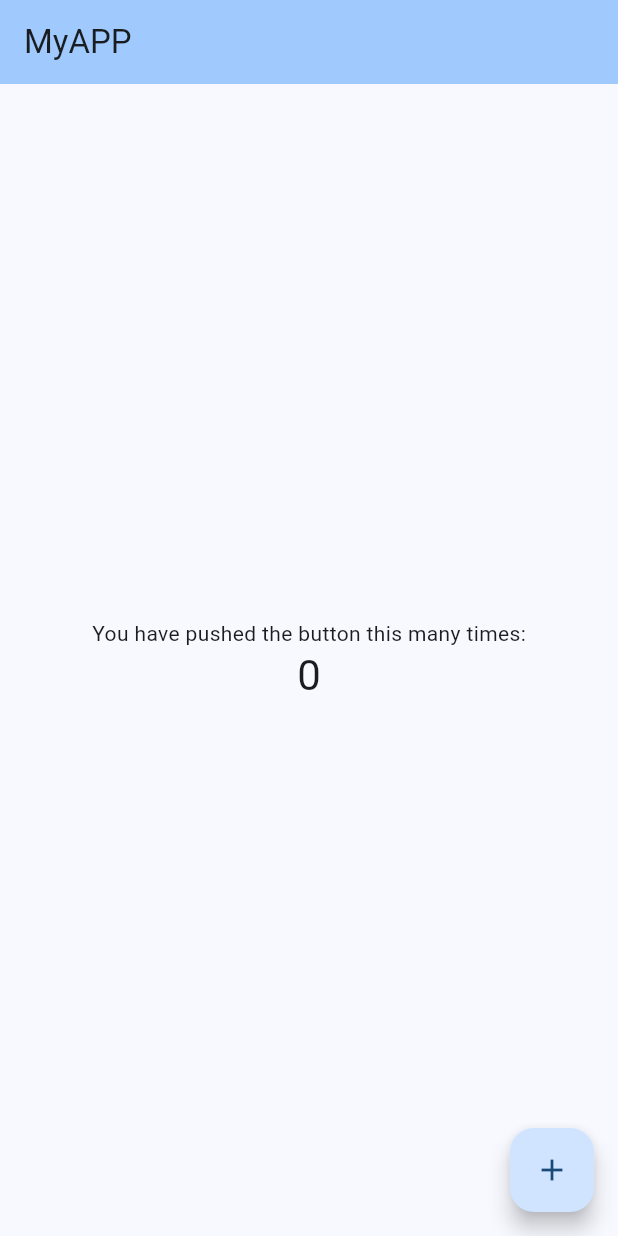
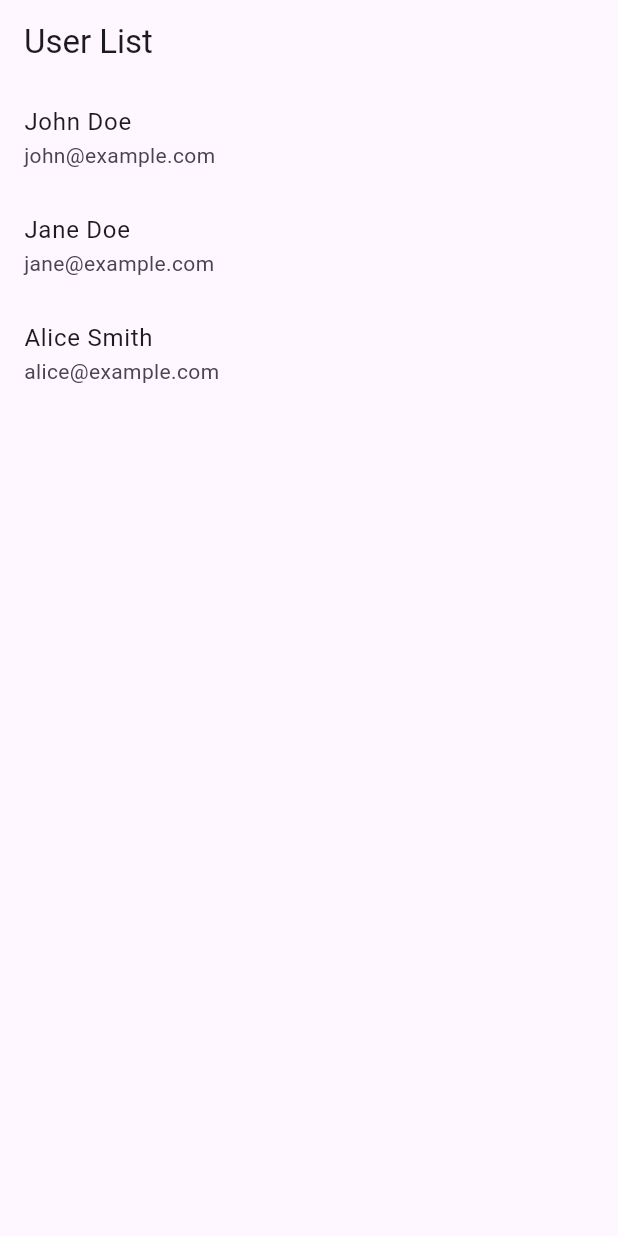
Before and after one commit to gabrielrdeveloper/FlutterUserSystem, a Flutter app: the screen it shows after launch, on a phone screen of 412 x 824 dp. Run offline on Flutter 3.47's test engine with Material 3 defaults, Android fonts, the phone set to English and light mode, and no system bars.

Commit message:
Lista de Usuários de dados mockados funcionando

```diff
--- /dev/null
+++ b/lib/app.dart
@@ -0,0 +1,26 @@
+import 'package:flutter/material.dart';
+import 'views/user_list_view.dart';
+import 'services/local_user_service.dart';
+import 'models/mock_user_data.dart';
+
+class MyApp extends StatelessWidget {
+  final LocalUserService userService;
+
+// O serviço é injetado no MyApp
+  const MyApp({Key? key, required this.userService}) : super(key: key);
+
+  @override
+  Widget build(BuildContext context) {
+    return MaterialApp(
+      title: 'User Management App',
+      theme: ThemeData(
+        primarySwatch: Colors.blue,
+        visualDensity: VisualDensity.adaptivePlatformDensity,
+      ),
+      initialRoute: '/userList',
+      routes: {
+        '/userList': (context) => UserListView(userService: userService),
+      },
+    );
+  }
+}
--- a/lib/main.dart
+++ b/lib/main.dart
@@ -1,100 +1,11 @@
 import 'package:flutter/material.dart';
+import 'app.dart';
+import 'services/local_user_service.dart';
+import 'models/mock_user_data.dart';
 
 void main() {
-  //Thats a widget
-  runApp(const MyApp());
+  // Inicialize o serviço com os dados mockados
+  final userService = LocalUserService(initialUsers: MockUserData.users);
+
+  runApp(MyApp(userService: userService));
 }
-
-class MyApp extends StatelessWidget {
-  const MyApp({super.key});
-  @override
-  Widget build(BuildContext context) {
-    return MaterialApp(
-      title: 'Flutter Demo',
-      theme: ThemeData(
-        colorScheme: ColorScheme.fromSeed(seedColor: Colors.blue),
-        useMaterial3: true,
-      ),
-      home: const MyHomePage(title: 'MyAPP'),
-    );
-  }
-}
-
-class MyHomePage extends StatefulWidget {
-  const MyHomePage({super.key, required this.title});
-
-  final String title;
-
-  @override
-  State<MyHomePage> createState() => _MyHomePageState();
-}
-
-class _MyHomePageState extends State<MyHomePage> {
-  int _counter = 0;
-
-  void _incrementCounter() {
-    setState(() {
-      // This call to setState tells the Flutter framework that something has
-      // changed in this State, which causes it to rerun the build method below
-      // so that the display can reflect the updated values. If we changed
-      // _counter without calling setState(), then the build method would not be
-      // called again, and so nothing would appear to happen.
-      _counter++;
-    });
-  }
-
-  @override
-  Widget build(BuildContext context) {
-    // This method is rerun every time setState is called, for instance as done
-    // by the _incrementCounter method above.
-    //
-    // The Flutter framework has been optimized to make rerunning build methods
-    // fast, so that you can just rebuild anything that needs updating rather
-    // than having to individually change instances of widgets.
-    return Scaffold(
-      appBar: AppBar(
-        // TRY THIS: Try changing the color here to a specific color (to
-        // Colors.amber, perhaps?) and trigger a hot reload to see the AppBar
-        // change color while the other colors stay the same.
-        backgroundColor: Theme.of(context).colorScheme.inversePrimary,
-        // Here we take the value from the MyHomePage object that was created by
-        // the App.build method, and use it to set our appbar title.
-        title: Text(widget.title),
-      ),
-      body: Center(
-        // Center is a layout widget. It takes a single child and positions it
-        // in the middle of the parent.
-        child: Column(
-          // Column is also a layout widget. It takes a list of children and
-          // arranges them vertically. By default, it sizes itself to fit its
-          // children horizontally, and tries to be as tall as its parent.
-          //
-          // Column has various properties to control how it sizes itself and
-          // how it positions its children. Here we use mainAxisAlignment to
-          // center the children vertically; the main axis here is the vertical
-          // axis because Columns are vertical (the cross axis would be
-          // horizontal).
-          //
-          // TRY THIS: Invoke "debug painting" (choose the "Toggle Debug Paint"
-          // action in the IDE, or press "p" in the console), to see the
-          // wireframe for each widget.
-          mainAxisAlignment: MainAxisAlignment.center,
-          children: <Widget>[
-            const Text(
-              'You have pushed the button this many times:',
-            ),
-            Text(
-              '$_counter',
-              style: Theme.of(context).textTheme.headlineMedium,
-            ),
-          ],
-        ),
-      ),
-      floatingActionButton: FloatingActionButton(
-        onPressed: _incrementCounter,
-        tooltip: 'Increment',
-        child: const Icon(Icons.add),
-      ), // This trailing comma makes auto-formatting nicer for build methods.
-    );
-  }
-}
--- /dev/null
+++ b/lib/models/mock_user_data.dart
@@ -0,0 +1,9 @@
+import '../models/user.dart';
+
+class MockUserData {
+  static final List<User> users = [
+    User(uid: '1', name: 'John Doe', email: 'john@example.com'),
+    User(uid: '2', name: 'Jane Doe', email: 'jane@example.com'),
+    User(uid: '3', name: 'Alice Smith', email: 'alice@example.com'),
+  ];
+}
--- /dev/null
+++ b/lib/repositories/local_user_repository.dart
@@ -0,0 +1,36 @@
+import '../models/user.dart';
+import '../repositories/user_repository.dart';
+
+class LocalUserRepository implements UserRepository {
+  final List<User> _users = [];
+
+  @override
+  Future<void> addUser(User user) async {
+    _users.add(user);
+  }
+
+  @override
+  Future<User> getUser(String uid) async {
+    return _users.firstWhere((user) => user.uid == uid, orElse: () => throw Exception('User not found'));
+  }
+
+  @override
+  Future<void> updateUser(User user) async {
+    int index = _users.indexWhere((u) => u.uid == user.uid);
+    if (index != -1) {
+      _users[index] = user;
+    } else {
+      throw Exception('User not found');
+    }
+  }
+
+  @override
+  Future<void> deleteUser(User user) async {
+    _users.removeWhere((u) => u.uid == user.uid);
+  }
+
+  @override
+  Future<List<User>> getUsers() async {
+    return _users;
+  }
+}
--- a/lib/repositories/user_repository.dart
+++ b/lib/repositories/user_repository.dart
@@ -2,10 +2,12 @@
 //como salvar, atualizar, deletar e buscar usuários. e posteriormente implementar base de dados firebase.
 
 //future<void> é uma funcao assincrona que não retorna nada.
+import '../models/user.dart';
+
 abstract class UserRepository {
   Future<void> addUser(User user);
+  Future<User> getUser(String id);
   Future<void> updateUser(User user);
   Future<void> deleteUser(User user);
-  Future<User> getUser(String id);
   Future<List<User>> getUsers();
 }
--- a/lib/services/local_user_service.dart
+++ b/lib/services/local_user_service.dart
@@ -2,23 +2,36 @@ import '../models/user.dart';
 import '../repositories/user_repository.dart';
 
 class LocalUserService implements UserRepository {
-  final List<User> _users = [];
+  final List<User> _users;
 
+  LocalUserService({List<User>? initialUsers}) : _users = initialUsers ?? [];
+
+  //Create
   @override
   Future<void> addUser(User user) async {
     _users.add(user);
   }
-
+  //Read
+  @override
+  Future<User> getUser(String id) async {
+    return _users.firstWhere((user) => user.uid == id, orElse: () => throw Exception('User not found'));
+  }
+  //Update
+  @override
+  Future<void> updateUser(User user) async {
+    final index = _users.indexWhere((u) => u.uid == user.uid);
+    if (index == -1) {
+      throw Exception('User not found');
+    }
+    _users[index] = user;
+  }
+  //Delete
   @override
   Future<void> deleteUser(User user) async {
     _users.remove(user);
   }
 
-  @override
-  Future<User> getUser(String id) async {
-    return _users.firstWhere((user) => user.uid == id);
-  }
-
+  //Get all users
   @override
   Future<List<User>> getUsers() async {
     return _users;
--- /dev/null
+++ b/lib/views/user_list_view.dart
@@ -0,0 +1,39 @@
+// views/user_list_view.dart
+import 'package:flutter/material.dart';
+import '../services/local_user_service.dart';
+import '../models/user.dart';
+
+class UserListView extends StatelessWidget {
+  final LocalUserService userService;
+
+  UserListView({required this.userService});
+
+  @override
+  Widget build(BuildContext context) {
+    return Scaffold(
+      appBar: AppBar(title: Text('User List')),
+      body: FutureBuilder<List<User>>(
+        future: userService.getUsers(),
+        builder: (context, snapshot) {
+          if (snapshot.connectionState == ConnectionState.waiting) {
+            return Center(child: CircularProgressIndicator());
+          }
+          if (snapshot.hasError) {
+            return Center(child: Text('Error: ${snapshot.error}'));
+          }
+          final users = snapshot.data ?? [];
+          return ListView.builder(
+            itemCount: users.length,
+            itemBuilder: (context, index) {
+              final user = users[index];
+              return ListTile(
+                title: Text(user.name),
+                subtitle: Text(user.email),
+              );
+            },
+          );
+        },
+      ),
+    );
+  }
+}
```
Also changed, not shown: lib/models/user.dart (+18 -0 lines), lib/viewmodels/user_list_viewmodel.dart (renamed from lib/viewmodels/user_list_view_model.dart, +32 -7 lines), lib/views/login_view.dart (added), lib/views/register_view.dart (added), 4 other files.
